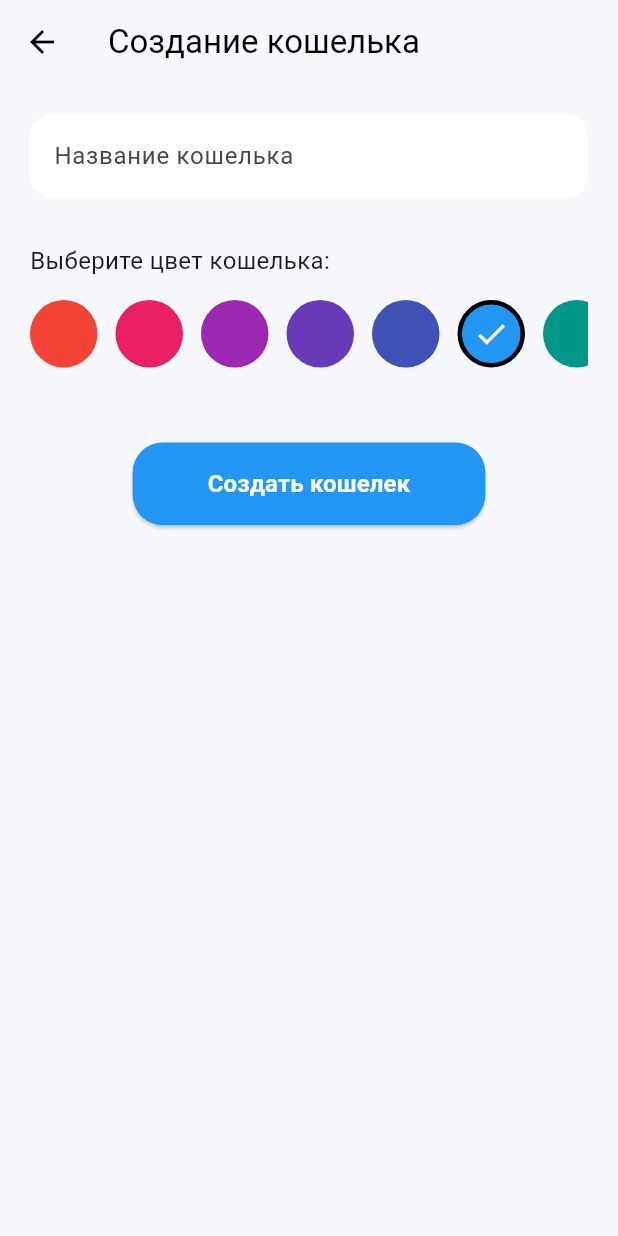
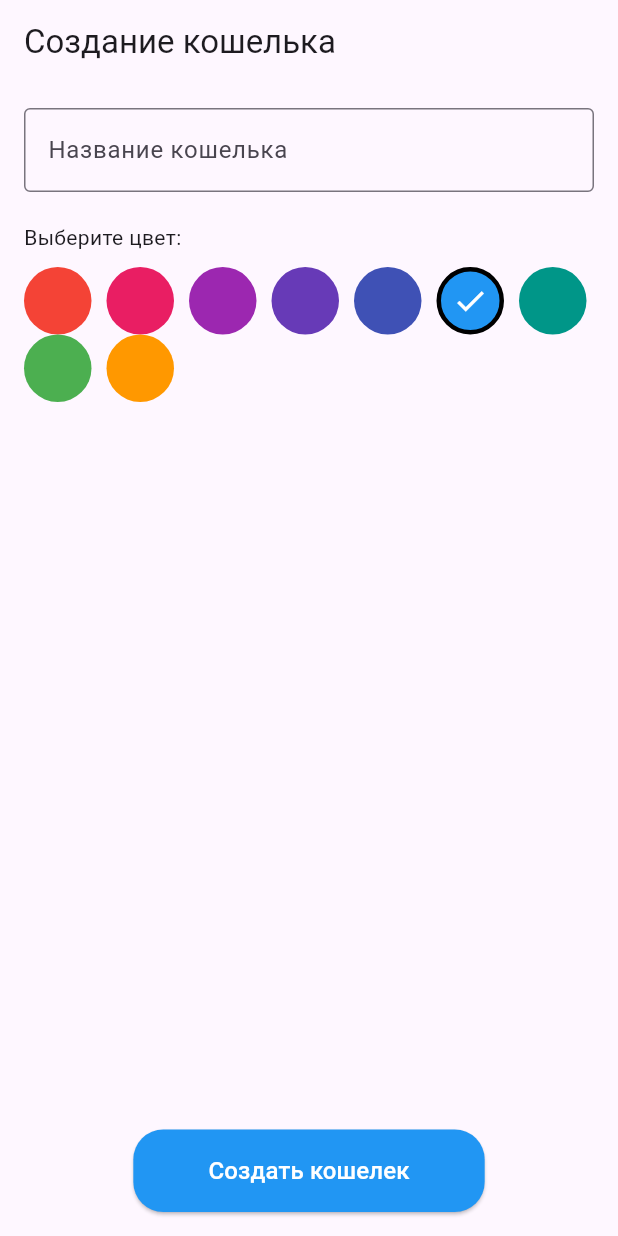
Before and after one commit to garMKS228/kalita, a Flutter app: the CreateWalletsPage screen opened by its route, after a tap on "Создать кошелек", on a phone screen of 412 x 824 dp. Run offline on Flutter 3.47's test engine with Material 3 defaults, Android fonts, the phone set to English and light mode, and no system bars; our stand-ins replace barcode_widget, drift, go_router; accounts and stored records are empty; generated files the repository leaves out were written again.

Commit message:
сделано редактирование кошелька

```diff
--- a/lib/main.dart
+++ b/lib/main.dart
@@ -6,6 +6,7 @@ import './pages/wallets_pages/home_wallets.dart';
 import './pages/cards_pages/create_card.dart';
 import './pages/wallets_pages/create_wallets.dart';
 import './pages/cards_pages/cards.dart';
+import './pages/wallets_pages/wallets.dart';
 
 late AppDatabase database;
 
@@ -46,6 +47,14 @@ final GoRouter _router = GoRouter(
       builder: (context, state) => const CreateWalletsPage(title: 'Создание кошелька'),
     ),
     GoRoute(
+      path: '/home_wallets/wallets',
+      builder: (context, state) {
+        // Извлекаем объект кошелька из параметров перехода
+        final wallet = state.extra as Wallet;
+        return WalletDetailsPage(wallet: wallet);
+      },
+    ),
+    GoRoute(
       path: '/home_cards/cards',
       builder: (context, state) {
         final card = state.extra as CardEntry;
--- a/lib/pages/wallets_pages/create_wallets.dart
+++ b/lib/pages/wallets_pages/create_wallets.dart
@@ -3,10 +3,15 @@ import 'package:go_router/go_router.dart';
 import 'package:drift/drift.dart' as drift;
 import 'package:flutter_application_1/main.dart';
 import 'package:flutter_application_1/database/database.dart';
+// Исправлен путь импорта в соответствии с вашей структурой
+import 'package:flutter_application_1/widgets/ios_widgets.dart';
+import 'package:provider/provider.dart';
 
 class CreateWalletsPage extends StatefulWidget {
   final String title;
-  const CreateWalletsPage({super.key, required this.title});
+  final Wallet? wallet; // Добавляем возможность передать существующий кошелек
+
+  const CreateWalletsPage({super.key, required this.title, this.wallet});
 
   @override
   State<CreateWalletsPage> createState() => _CreateWalletsPageState();
@@ -15,19 +20,16 @@ class CreateWalletsPage extends StatefulWidget {
 class _CreateWalletsPageState extends State<CreateWalletsPage> {
   final _nameController = TextEditingController();
 
-  // Палитра цветов точь-в-точь как на твоем макете
   final List<Color> _colors = [
-    const Color(0xFFF44336), // Красный
-    const Color(0xFFE91E63), // Розовый
-    const Color(0xFF9C27B0), // Фиолетовый
-    const Color(0xFF673AB7), // Темно-фиолетовый
-    const Color(0xFF3F51B5), // Индиго
-    const Color(0xFF2196F3), // Синий
-    const Color(0xFF009688), // Изумрудный
-    const Color(0xFF4CAF50), // Зеленый
-    const Color(0xFFFF9800), // Оранжевый
-    const Color(0xFF795548), // Коричневый
-    const Color(0xFF000000), // Черный
+    const Color(0xFFF44336),
+    const Color(0xFFE91E63),
+    const Color(0xFF9C27B0),
+    const Color(0xFF673AB7),
+    const Color(0xFF3F51B5),
+    const Color(0xFF2196F3),
+    const Color(0xFF009688),
+    const Color(0xFF4CAF50),
+    const Color(0xFFFF9800),
   ];
 
   late Color _selectedColor;
@@ -35,111 +37,106 @@ class _CreateWalletsPageState extends State<CreateWalletsPage> {
   @override
   void initState() {
     super.initState();
-    // По умолчанию выбираем синий цвет
-    _selectedColor = _colors[5];
+    // Если мы редактируем, заполняем данные старого кошелька
+    if (widget.wallet != null) {
+      _nameController.text = widget.wallet!.name;
+      _selectedColor = Color(int.parse(widget.wallet!.color.replaceFirst('#', '0xff')));
+    } else {
+      _selectedColor = _colors[5]; // По умолчанию синий
+    }
   }
 
-  Future<void> _saveToDatabase() async {
-    if (_nameController.text.isEmpty) return;
+  // Основная логика сохранения/обновления
+  void _saveToDatabase() async {
+    final name = _nameController.text.trim();
+    if (name.isEmpty) return;
 
-    // Надежно превращаем цвет в 6-значный HEX формат (например: #2196f3)
-    String colorHex = '#${_selectedColor.value.toRadixString(16).substring(2, 8)}';
+    final colorHex = '#${_selectedColor.value.toRadixString(16).padLeft(8, '0')}';
 
-    await database.walletsDao.insertWallet(
-      WalletsCompanion(
-        name: drift.Value(_nameController.text),
-        color: drift.Value(colorHex), // Отправляем цвет в базу!
-      ),
+    if (widget.wallet == null) {
+      // СОЗДАНИЕ НОВОГО
+      final companion = WalletsCompanion(
+        name: drift.Value(name),
+        color: drift.Value(colorHex),
       );
+      await database.walletsDao.insertWallet(companion);
+    } else {
+      // ОБНОВЛЕНИЕ СУЩЕСТВУЮЩЕГО (используем copyWith для сохранения id)
+      final updatedWallet = widget.wallet!.copyWith(
+        name: name,
+        color: colorHex,
+      );
+      await database.walletsDao.updateWallet(updatedWallet);
+    }
 
-    if (mounted) context.pop();
+    if (mounted) {
+      context.pop();
+    }
   }
 
   @override
   Widget build(BuildContext context) {
     return Scaffold(
-      backgroundColor: const Color(0xFFF7F8FC),
       appBar: AppBar(
+        title: Text(widget.title),
         backgroundColor: Colors.transparent,
         elevation: 0,
-        leading: IconButton(
-          icon: const Icon(Icons.arrow_back, color: Colors.black),
-          onPressed: () => context.pop(),
-        ),
-        title: Text(widget.title, style: const TextStyle(color: Colors.black)),
       ),
       body: Padding(
-        padding: const EdgeInsets.all(20),
+        padding: const EdgeInsets.all(16.0),
         child: Column(
           crossAxisAlignment: CrossAxisAlignment.start,
           children: [
             TextField(
               controller: _nameController,
-              decoration: InputDecoration(
+              decoration: const InputDecoration(
                 labelText: "Название кошелька",
-                fillColor: Colors.white,
-                filled: true,
-                border: OutlineInputBorder(
-                  borderRadius: BorderRadius.circular(15),
-                  borderSide: BorderSide.none,
+                border: OutlineInputBorder(),
               ),
             ),
-            ),
-            const SizedBox(height: 30),
-
-            const Text("Выберите цвет кошелька:", style: TextStyle(fontSize: 16)),
-            const SizedBox(height: 15),
-
-            // Горизонтальная прокрутка цветов
-            SingleChildScrollView(
-              scrollDirection: Axis.horizontal,
-              child: Row(
+            const SizedBox(height: 20),
+            const Text("Выберите цвет:"),
+            const SizedBox(height: 10),
+            Wrap(
+              spacing: 10,
               children: _colors.map((color) {
                 final isSelected = _selectedColor == color;
                 return GestureDetector(
-                    onTap: () {
-                      setState(() {
-                        _selectedColor = color; // Меняем активный цвет
-                      });
-                    },
+                  onTap: () => setState(() => _selectedColor = color),
                   child: Container(
-                      margin: const EdgeInsets.only(right: 12),
                     width: 45,
                     height: 45,
                     decoration: BoxDecoration(
                       color: color,
                       shape: BoxShape.circle,
                       border: isSelected
-                            ? Border.all(color: Colors.black, width: 3) // Обводка если выбран
+                          ? Border.all(color: Colors.black, width: 3)
                           : null,
                     ),
                     child: isSelected
-                          ? const Icon(Icons.check, color: Colors.white, size: 24)
+                        ? const Icon(Icons.check, color: Colors.white)
                         : null,
                   ),
                 );
               }).toList(),
             ),
-            ),
-
-            const SizedBox(height: 50),
-
+            const Spacer(),
             Center(
               child: ElevatedButton(
                 onPressed: _saveToDatabase,
                 style: ElevatedButton.styleFrom(
-                  backgroundColor: _selectedColor, // Кнопка подстраивается под выбранный цвет
+                  backgroundColor: _selectedColor, // Убрали const, чтобы не было ошибки
                   padding: const EdgeInsets.symmetric(horizontal: 50, vertical: 16),
                   shape: RoundedRectangleBorder(
                     borderRadius: BorderRadius.circular(20),
                   ),
                 ),
-                child: const Text(
-                  "Создать кошелек",
-                  style: TextStyle(color: Colors.white, fontSize: 16, fontWeight: FontWeight.bold),
+                child: Text(
+                  widget.wallet == null ? "Создать кошелек" : "Сохранить изменения",
+                  style: const TextStyle(color: Colors.white, fontSize: 16),
                 ),
               ),
-            )
+            ),
           ],
         ),
       ),
--- a/lib/pages/wallets_pages/home_wallets.dart
+++ b/lib/pages/wallets_pages/home_wallets.dart
@@ -115,6 +115,7 @@ class _HomeWalletsPageState extends State<HomeWalletsPage> {
                           children: [
                             GestureDetector(
                               onTap: () => setState(() => expandedWalletId = isExpanded ? null : wallet.id),
+                              onLongPress: () => context.push('/home_wallets/wallets', extra: wallet),
                               child: _buildWalletCard(wallet, isExpanded),
                             ),
                             if (isExpanded) _buildWalletDetails(wallet.id),
```
Also changed, not shown: lib/pages/wallets_pages/wallets.dart (+177 -0 lines), pubspec.lock. Lines whose indentation alone changed are shown as unchanged.
